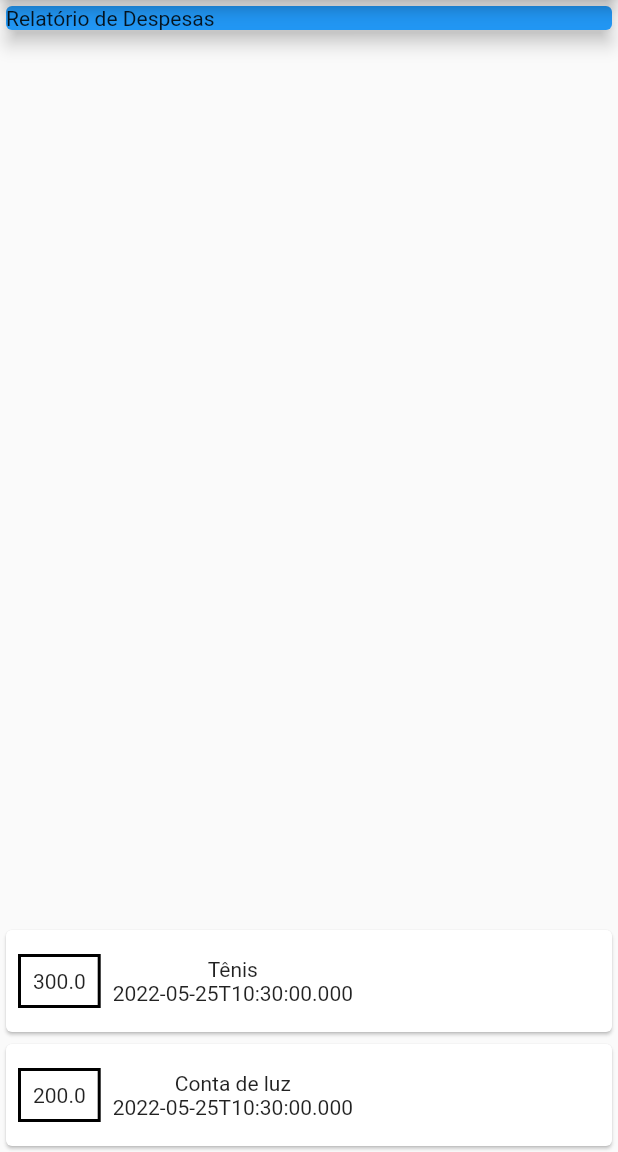
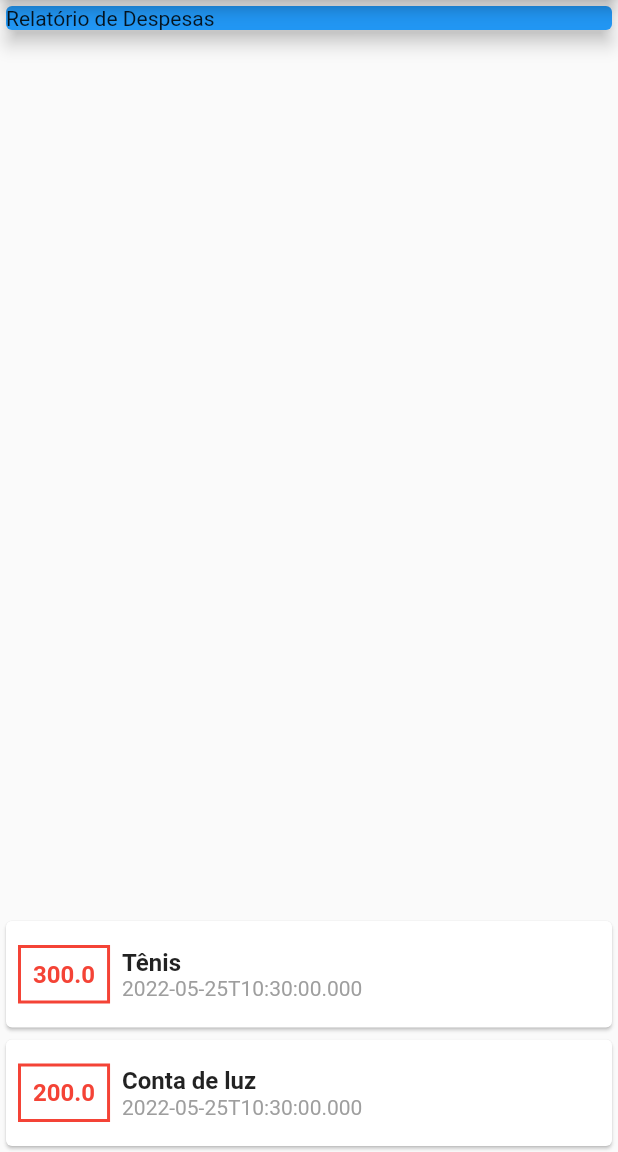
Before and after one commit to jermelterzi/despesas_pessoais, a Flutter app: the screen it shows after launch, on a phone screen of 412 x 824 dp, the part 84-1236 px from its top. Run offline on Flutter 3.47's test engine with Material 2 defaults, Android fonts, the phone set to English and light mode, and no system bars.

Commit message:
Estilizando os textos de cada transação

```diff
--- a/lib/main.dart
+++ b/lib/main.dart
@@ -59,17 +59,36 @@ class MyHomePage extends StatelessWidget {
                       ),
                       decoration: BoxDecoration(
                         border: Border.all(
-                          color: Colors.black,
+                          color: Colors.red,
                           width: 2,
                         ),
                       ),
                       padding: const EdgeInsets.all(8),
-                      child: Text(tr.price.toString()),
+                      child: Text(
+                        tr.price.toString(),
+                        style: const TextStyle(
+                          fontWeight: FontWeight.bold,
+                          fontSize: 16,
+                          color: Colors.red,
+                        ),
+                      ),
                     ),
                     Column(
+                      crossAxisAlignment: CrossAxisAlignment.start,
                       children: [
-                        Text(tr.title),
-                        Text(tr.date.toIso8601String()),
+                        Text(
+                          tr.title,
+                          style: const TextStyle(
+                            fontSize: 16,
+                            fontWeight: FontWeight.bold,
+                          ),
+                        ),
+                        Text(
+                          tr.date.toIso8601String(),
+                          style: const TextStyle(
+                            color: Colors.grey,
+                          ),
+                        ),
                       ],
                     ),
                   ],
```
